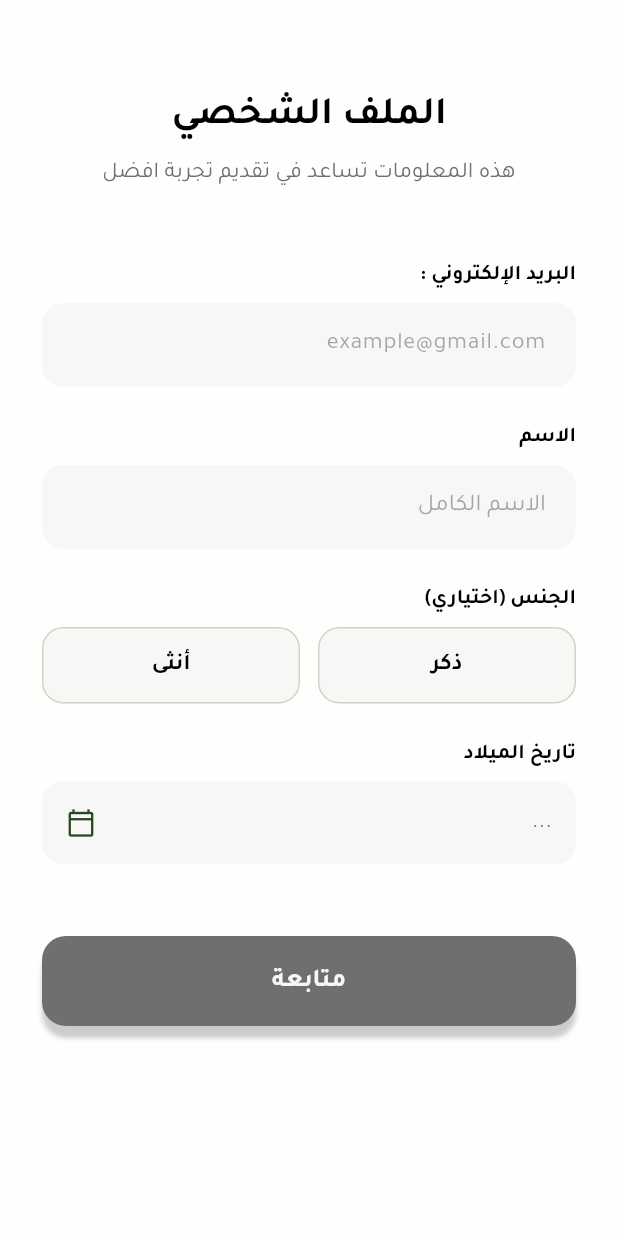
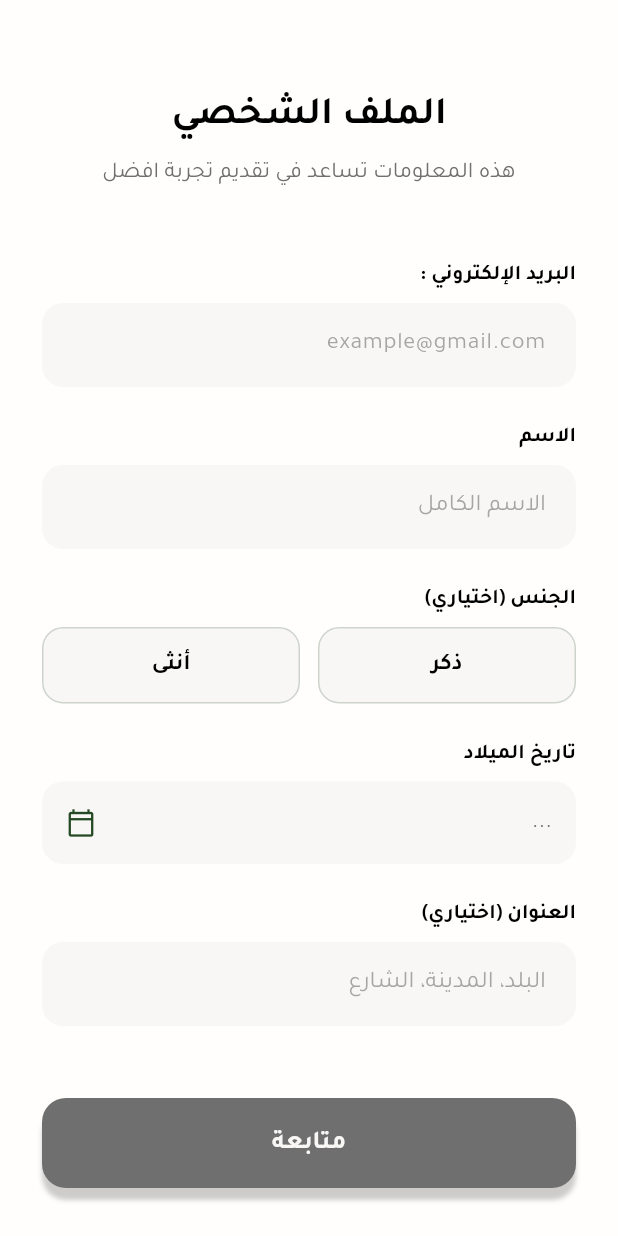
Before and after one commit to zain-28a/waffr, a Flutter app: the screen it shows after launch, after a tap on "المتابعة كضيف", on a phone screen of 412 x 824 dp. Run offline on Flutter 3.47's test engine with Material 3 defaults, Android fonts, the phone set to English and light mode, and no system bars; our stand-ins replace fl_chart, google_sign_in, local_auth, shared_preferences.

Commit message:
Add a single optional address field to the user info screen.
Users enter country, city, and street in one field instead of three, and the form still completes if the address is left empty.

Co-authored-by: zain28-cyber <zain28-cyber@users.noreply.github.com>

```diff
--- a/lib/screens/offline/settings/help_screen.dart
+++ b/lib/screens/offline/settings/help_screen.dart
@@ -50,7 +50,7 @@ class HelpScreen extends StatelessWidget {
       ),
       (
         question: 'كيف أعدّل معلوماتي الشخصية؟',
-        answer: 'افتح الإعدادات واضغط بطاقة الملف الشخصي في أعلى الشاشة. عدّل البريد الإلكتروني أو الاسم أو الجنس أو تاريخ الميلاد، ثم اضغط «متابعة» للحفظ. الاسم والبريد الإلكتروني الصحيح وتاريخ الميلاد مطلوبة، أما الجنس فاختياري.',
+        answer: 'افتح الإعدادات واضغط بطاقة الملف الشخصي في أعلى الشاشة. عدّل البريد الإلكتروني أو الاسم أو الجنس أو تاريخ الميلاد أو العنوان، ثم اضغط «متابعة» للحفظ. الاسم والبريد الإلكتروني الصحيح وتاريخ الميلاد مطلوبة، أما الجنس والعنوان فاختياريان. يُكتب العنوان في حقل واحد: البلد، المدينة، الشارع.',
       ),
       (
         question: 'كيف أغيّر مظهر التطبيق أو لغته؟',
--- a/lib/screens/offline/settings/privacy_info_screen.dart
+++ b/lib/screens/offline/settings/privacy_info_screen.dart
@@ -71,7 +71,7 @@ class PrivacyInfoScreen extends StatelessWidget {
             icon: Icons.badge_outlined,
             title: 'ما الذي يُحفظ عنك؟',
             description:
-                'نحفظ فقط معلومات حساب أساسية: الاسم، الجنس، العمر، والبريد الإلكتروني. الهدف منها الاحتفاظ بسجل المستخدم وفهم طبيعة المستخدمين بشكل عام، وليس متابعة سلوكك المالي أو الاطلاع على مصروفاتك.',
+                'نحفظ فقط معلومات حساب أساسية: الاسم، الجنس، العمر، البريد الإلكتروني، والعنوان إن أدخلته. الهدف منها الاحتفاظ بسجل المستخدم وفهم طبيعة المستخدمين بشكل عام، وليس متابعة سلوكك المالي أو الاطلاع على مصروفاتك.',
             accent: accent,
             surface: surface,
             textPrimary: textPrimary,
--- a/lib/screens/offline/user_info/user_info_screen.dart
+++ b/lib/screens/offline/user_info/user_info_screen.dart
@@ -18,6 +18,7 @@ class UserInfoScreen extends StatefulWidget {
 class _UserInfoScreenState extends State<UserInfoScreen> {
   final TextEditingController _emailController = TextEditingController();
   final TextEditingController _nameController = TextEditingController();
+  final TextEditingController _addressController = TextEditingController();
 
   Gender? _selectedGender;
   DateTime? _birthDate;
@@ -32,6 +33,7 @@ class _UserInfoScreenState extends State<UserInfoScreen> {
   void dispose() {
     _emailController.dispose();
     _nameController.dispose();
+    _addressController.dispose();
     super.dispose();
   }
 
@@ -40,6 +42,7 @@ class _UserInfoScreenState extends State<UserInfoScreen> {
 
     final email = prefs.getString('user_email') ?? '';
     final name = prefs.getString('user_name') ?? '';
+    final address = _existingAddress(prefs);
     final gender = prefs.getString('user_gender');
     final birthdate = prefs.getString('user_birthdate');
 
@@ -48,6 +51,7 @@ class _UserInfoScreenState extends State<UserInfoScreen> {
     setState(() {
       _emailController.text = email;
       _nameController.text = name;
+      _addressController.text = address;
 
       if (gender == 'male') {
         _selectedGender = Gender.male;
@@ -94,10 +98,34 @@ class _UserInfoScreenState extends State<UserInfoScreen> {
     return '${date.day}/${date.month}/${date.year}';
   }
 
+  /// عنوان واحد. إن وُجدت حقول قديمة منفصلة تُجمع هنا مرة واحدة.
+  String _existingAddress(SharedPreferences prefs) {
+    final stored = prefs.getString('user_address')?.trim() ?? '';
+    if (stored.isNotEmpty) return stored;
+
+    return [
+      prefs.getString('user_country'),
+      prefs.getString('user_city'),
+      prefs.getString('user_street'),
+    ]
+        .map((part) => part?.trim() ?? '')
+        .where((part) => part.isNotEmpty)
+        .join('، ');
+  }
+
   Future<void> _saveAndContinue() async {
     final prefs = await SharedPreferences.getInstance();
     await prefs.setString('user_email', _emailController.text.trim());
     await prefs.setString('user_name', _nameController.text.trim());
+    final address = _addressController.text.trim();
+    if (address.isEmpty) {
+      await prefs.remove('user_address');
+    } else {
+      await prefs.setString('user_address', address);
+    }
+    await prefs.remove('user_country');
+    await prefs.remove('user_city');
+    await prefs.remove('user_street');
     if (_selectedGender != null) {
       await prefs.setString('user_gender', _selectedGender == Gender.male ? 'male' : 'female');
     }
@@ -240,6 +268,23 @@ class _UserInfoScreenState extends State<UserInfoScreen> {
                 ),
               ),
 
+              const SizedBox(height: 24),
+
+              // ===== العنوان (اختياري) =====
+              _FieldLabel(text: 'العنوان (اختياري)', color: textPrimary),
+              const SizedBox(height: 8),
+              TextField(
+                controller: _addressController,
+                textAlign: TextAlign.right,
+                textInputAction: TextInputAction.done,
+                style: TextStyle(color: textPrimary, fontSize: 16),
+                decoration: _fieldDecoration(
+                  hint: 'البلد، المدينة، الشارع',
+                  fillColor: surface,
+                  textSecondary: textSecondary,
+                ),
+              ),
+
               const SizedBox(height: 48),
 
               AnimatedPrimaryButton(
```
Also changed, not shown: 1 other file.
